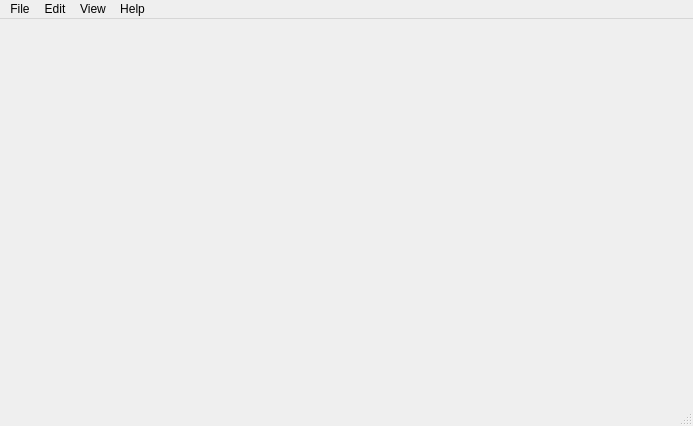
Before: the Qt Designer form Qt/mainwindow.ui in LeftySolara/GanttCal, drawn with Qt 5.
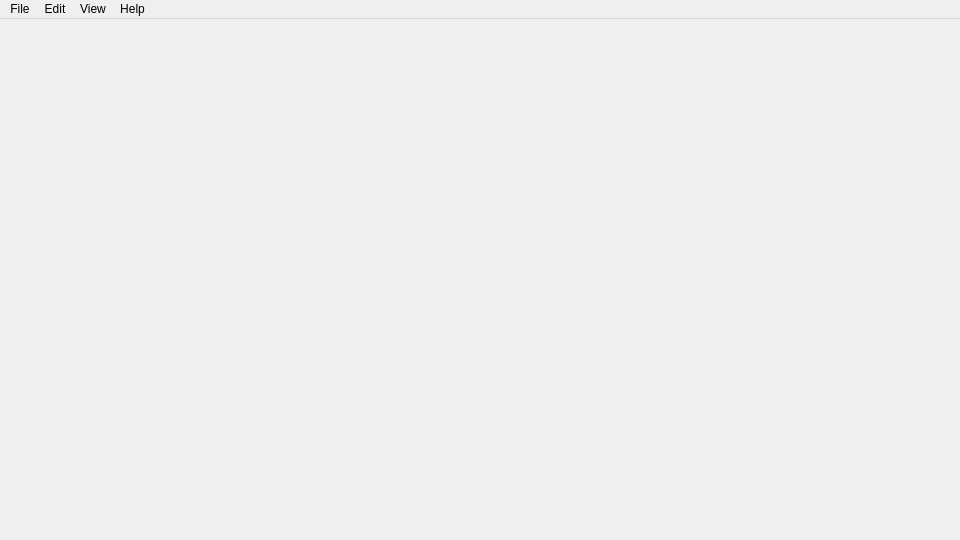
After: the same form once the commit is applied.

Commit message: finish designing AddEmployeeDialog window

Diff of the .ui file:
```diff
--- a/Qt/mainwindow.ui
+++ b/Qt/mainwindow.ui
@@ -6,8 +6,8 @@
    <rect>
     <x>0</x>
     <y>0</y>
-    <width>693</width>
-    <height>426</height>
+    <width>960</width>
+    <height>540</height>
    </rect>
   </property>
   <property name="windowTitle">
@@ -19,7 +19,7 @@
     <rect>
      <x>0</x>
      <y>0</y>
-     <width>693</width>
+     <width>960</width>
      <height>19</height>
     </rect>
    </property>
@@ -50,7 +50,6 @@
    <addaction name="menuView"/>
    <addaction name="menuTools"/>
   </widget>
-  <widget class="QStatusBar" name="statusBar"/>
   <action name="actionAbout_QT">
    <property name="text">
     <string>About Qt</string>
```
Left out of the diff: 15 changed lines with no effect on the pictures. The commit also changes 7 other files.
